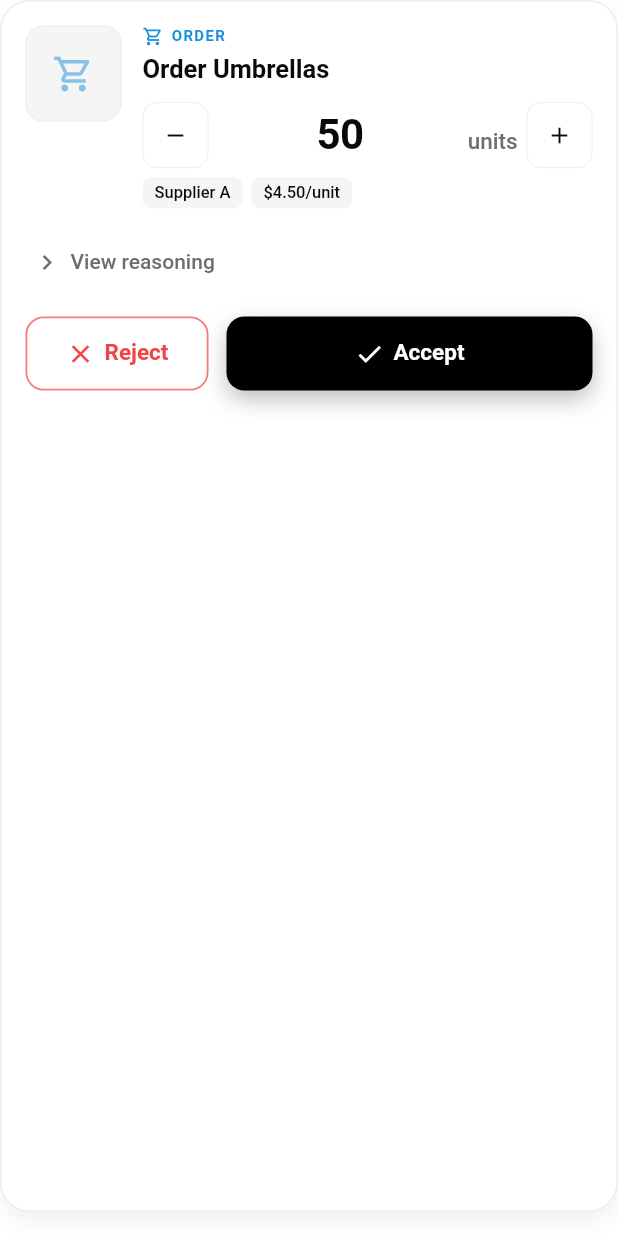
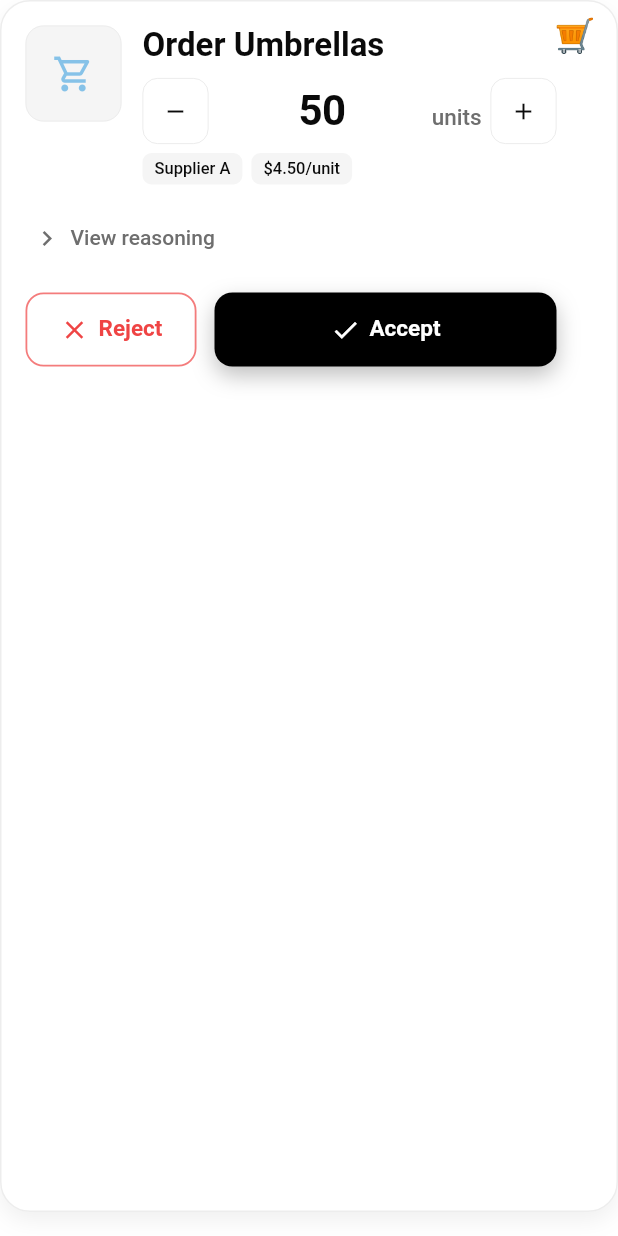
Before and after one commit to kiyo9w/StoreMind, a Flutter app: the ProposalCard widget shown alone on an empty page, opened directly with sample values from the repository, on a phone screen of 412 x 824 dp. Run offline on Flutter 3.47's test engine with Material 3 defaults, Android fonts, the phone set to English and light mode, and no system bars; our stand-ins replace another_flushbar, bloc_concurrency, cookie_jar, dio, dio_cookie_manager, firebase_core and 19 more; missing offline and left inert: eventflux, flutter_math_fork; accounts and stored records are empty; generated files the repository leaves out were written again; network calls fail; Roboto replaces fonts that are missing (SF Pro Display); statements that could not run were skipped; project files that could hold a hidden picture were left out.

Commit message:
fix(plans): drop ORDER label, enlarge title, type emoji

```diff
--- a/mobile/lib/features/plans/view/proposal_card.dart
+++ b/mobile/lib/features/plans/view/proposal_card.dart
@@ -86,6 +86,19 @@ class _ProposalCardState extends State<ProposalCard>
     }
   }
 
+  String _typeEmoji() {
+    switch (widget.item.type) {
+      case ProposalType.order:
+        return '🛒';
+      case ProposalType.markdown:
+        return '🏷️';
+      case ProposalType.restock:
+        return '📦';
+      case ProposalType.discontinue:
+        return '🚫';
+    }
+  }
+
   IconData _getTypeIcon() {
     switch (widget.item.type) {
       case ProposalType.order:
@@ -128,63 +141,36 @@ class _ProposalCardState extends State<ProposalCard>
                 ),
               ],
       ),
-      child: Column(
+      child: Stack(
         children: [
-          // Main content
           Padding(
             padding: EdgeInsets.fromLTRB(
               16,
               isPending ? 16 : 12,
-              16,
+              40,
               16,
             ),
             child: Column(
               crossAxisAlignment: CrossAxisAlignment.start,
               children: [
-                // Header zone: image + identity + quantity control (one zone)
                 Row(
                   crossAxisAlignment: CrossAxisAlignment.start,
                   children: [
-                    // Product image
                     _buildProductImage(),
                     const SizedBox(width: 14),
-
-                    // Type, title, subtitle, and quantity control
                     Expanded(
                       child: Column(
                         crossAxisAlignment: CrossAxisAlignment.start,
                         children: [
-                          Row(
-                            children: [
-                              Icon(
-                                _getTypeIcon(),
-                                size: 14,
-                                color: widget.isDark
-                                    ? DesignSystem.primaryCyan
-                                    : DesignSystem.primaryCyanDark,
-                              ),
-                              const SizedBox(width: 5),
-                              Text(
-                                widget.item.type.name.toUpperCase(),
-                                style: DesignSystem.captionSmall.copyWith(
-                                  color: widget.isDark
-                                      ? DesignSystem.primaryCyan
-                                      : DesignSystem.primaryCyanDark,
-                                  fontWeight: FontWeight.w700,
-                                  fontSize: 10,
-                                  letterSpacing: 0.9,
-                                ),
-                              ),
-                            ],
-                          ),
-                          const SizedBox(height: 3),
                           Text(
                             widget.item.title,
-                            style: DesignSystem.titleMedium.copyWith(
+                            style: DesignSystem.headingMedium.copyWith(
                               color: widget.isDark
                                   ? DesignSystem.textPrimaryDark
                                   : DesignSystem.textPrimaryLight,
-                              fontWeight: FontWeight.w600,
+                              fontWeight: FontWeight.w700,
+                              fontSize: 22,
+                              height: 1.15,
                               decoration: isRejected
                                   ? TextDecoration.lineThrough
                                   : null,
@@ -231,6 +217,14 @@ class _ProposalCardState extends State<ProposalCard>
                 // Action buttons
                 _buildActionButtons(isPending),
               ],
+            ),
+          ),
+          Positioned(
+            top: 12,
+            right: 14,
+            child: Text(
+              _typeEmoji(),
+              style: const TextStyle(fontSize: 22, height: 1),
             ),
           ),
         ],
```
